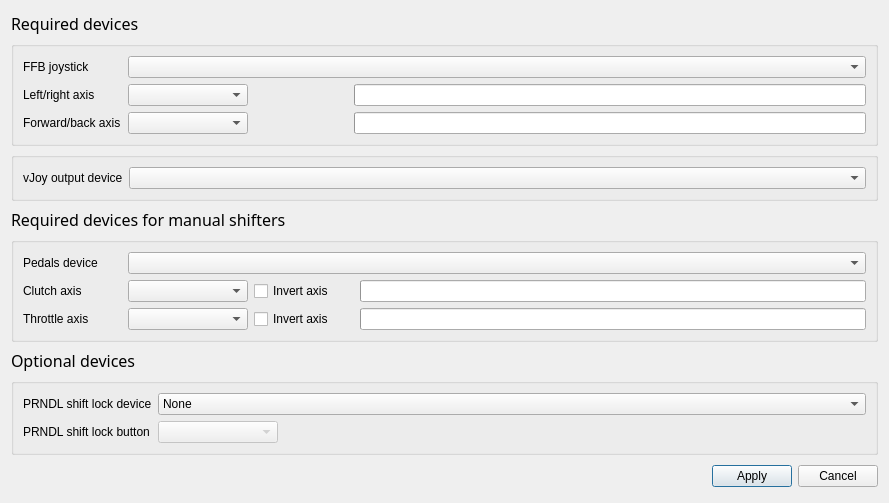
kgmonteith/BonusFFB, file BonusFFB/InputOutputSettingsDialog.ui: the form before one commit.
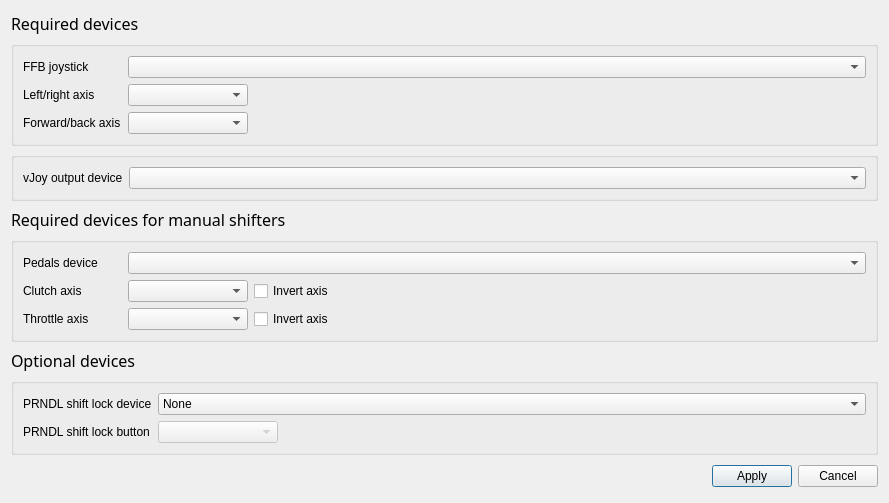
The form after the commit.

Commit message: Docs update, removed axis configuration progress bars for simplicity

```diff
--- a/BonusFFB/InputOutputSettingsDialog.ui
+++ b/BonusFFB/InputOutputSettingsDialog.ui
@@ -91,37 +91,18 @@
          </widget>
         </item>
         <item>
-         <spacer name="horizontalSpacer_3">
+         <spacer name="horizontalSpacer">
           <property name="orientation">
            <enum>Qt::Orientation::Horizontal</enum>
           </property>
-          <property name="sizeType">
-           <enum>QSizePolicy::Policy::Fixed</enum>
-          </property>
           <property name="sizeHint" stdset="0">
            <size>
-            <width>100</width>
+            <width>40</width>
             <height>20</height>
            </size>
           </property>
          </spacer>
         </item>
-        <item>
-         <widget class="QProgressBar" name="ioTabJoystickLRProgressBar_2">
-          <property name="autoFillBackground">
-           <bool>false</bool>
-          </property>
-          <property name="maximum">
-           <number>65535</number>
-          </property>
-          <property name="value">
-           <number>0</number>
-          </property>
-          <property name="textVisible">
-           <bool>false</bool>
-          </property>
-         </widget>
-        </item>
        </layout>
       </item>
       <item row="2" column="0">
@@ -156,34 +137,18 @@
          </widget>
         </item>
         <item>
-         <spacer name="horizontalSpacer_4">
+         <spacer name="horizontalSpacer_2">
           <property name="orientation">
            <enum>Qt::Orientation::Horizontal</enum>
           </property>
-          <property name="sizeType">
-           <enum>QSizePolicy::Policy::Fixed</enum>
-          </property>
           <property name="sizeHint" stdset="0">
            <size>
-            <width>100</width>
+            <width>40</width>
             <height>20</height>
            </size>
           </property>
          </spacer>
         </item>
-        <item>
-         <widget class="QProgressBar" name="ioTabJoystickFBProgressBar_2">
-          <property name="maximum">
-           <number>65535</number>
-          </property>
-          <property name="value">
-           <number>0</number>
-          </property>
-          <property name="textVisible">
-           <bool>false</bool>
-          </property>
-         </widget>
-        </item>
        </layout>
       </item>
      </layout>
@@ -323,20 +288,17 @@
          </widget>
         </item>
         <item>
-         <widget class="QProgressBar" name="ioTabClutchProgressBar_2">
-          <property name="autoFillBackground">
-           <bool>false</bool>
+         <spacer name="horizontalSpacer_3">
+          <property name="orientation">
+           <enum>Qt::Orientation::Horizontal</enum>
           </property>
-          <property name="maximum">
-           <number>65535</number>
+          <property name="sizeHint" stdset="0">
+           <size>
+            <width>40</width>
+            <height>20</height>
+           </size>
           </property>
-          <property name="value">
-           <number>0</number>
-          </property>
-          <property name="textVisible">
-           <bool>false</bool>
-          </property>
-         </widget>
+         </spacer>
         </item>
        </layout>
       </item>
@@ -394,20 +356,17 @@
          </widget>
         </item>
         <item>
-         <widget class="QProgressBar" name="ioTabThrottleProgressBar_2">
-          <property name="autoFillBackground">
-           <bool>false</bool>
+         <spacer name="horizontalSpacer_4">
+          <property name="orientation">
+           <enum>Qt::Orientation::Horizontal</enum>
           </property>
-          <property name="maximum">
-           <number>65535</number>
+          <property name="sizeHint" stdset="0">
+           <size>
+            <width>40</width>
+            <height>20</height>
+           </size>
           </property>
-          <property name="value">
-           <number>0</number>
-          </property>
-          <property name="textVisible">
-           <bool>false</bool>
-          </property>
-         </widget>
+         </spacer>
         </item>
        </layout>
       </item>
```
The commit also changes 2 other files.
